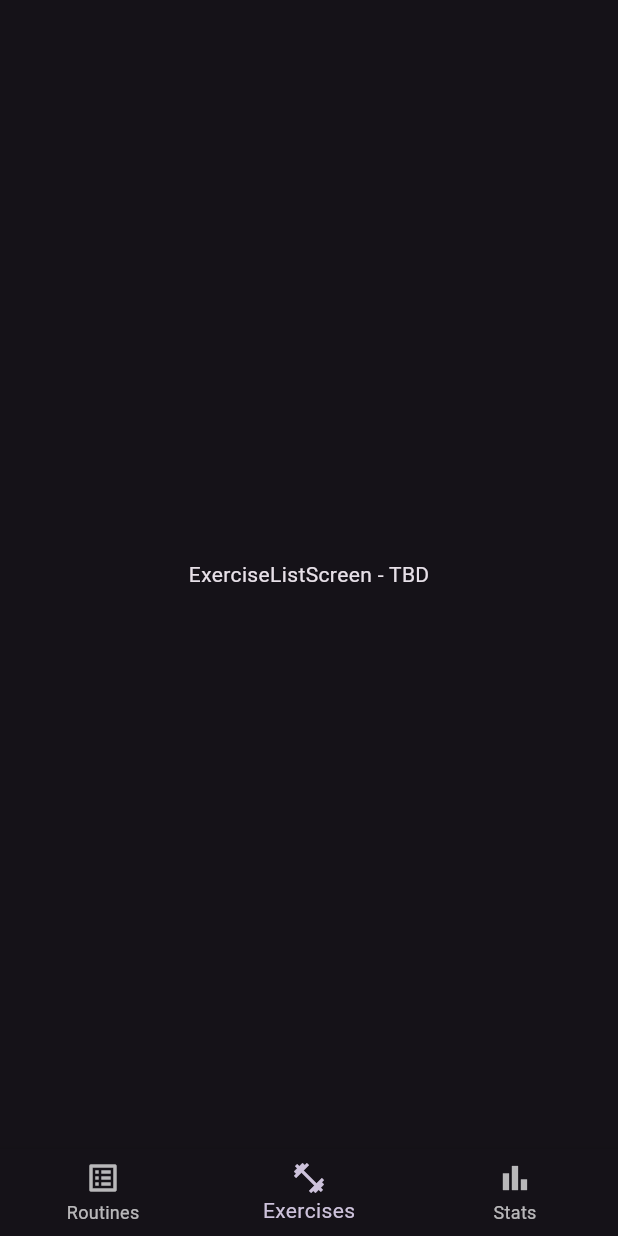
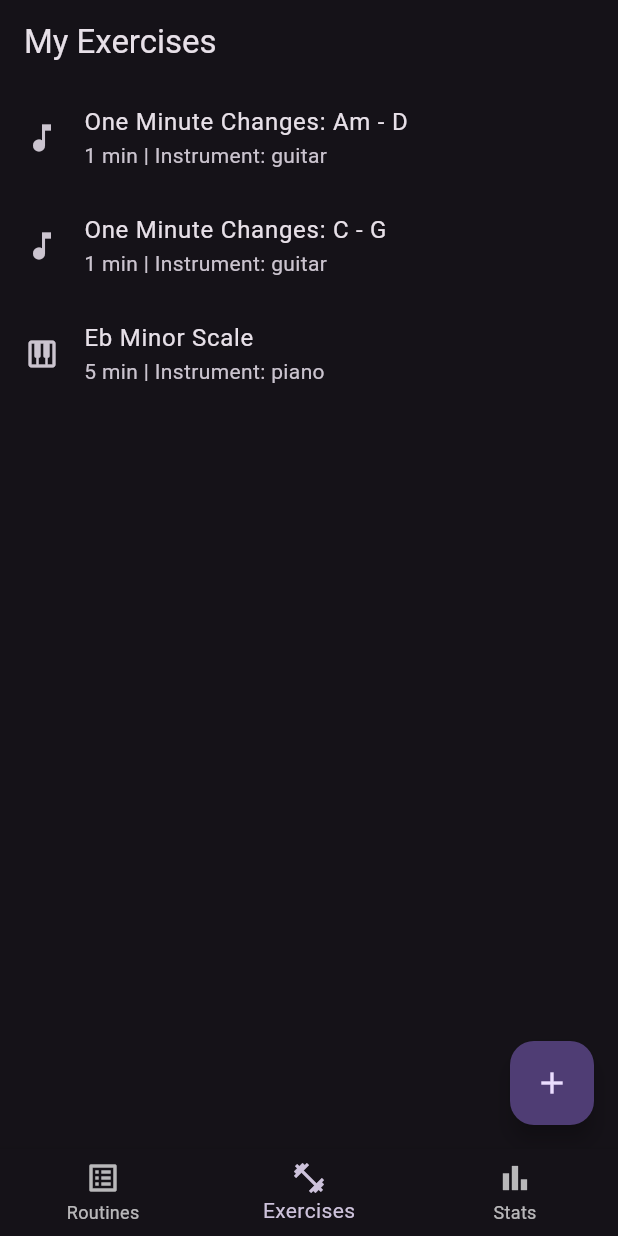
Before and after one commit to BBualdo/instrumental-practice-app, a Flutter app: the screen it shows after launch, item 2 of the bottom bar chosen, on a phone screen of 412 x 824 dp. Run offline on Flutter 3.47's test engine with Material 3 defaults, Android fonts, the phone set to English and light mode, and no system bars; our stand-ins replace audioplayers.

Commit message:
Added ExerciseListScreen with exercise management functionality and integrated it into MainScreen. Made AddExerciseScreen parameter adjustments and improved form input handling for optional fields.

```diff
--- /dev/null
+++ b/lib/screens/exercise_list_screen.dart
@@ -0,0 +1,66 @@
+import 'package:flutter/material.dart';
+import 'package:instrumental/screens/add_exercise_screen.dart';
+import 'package:provider/provider.dart';
+import 'package:instrumental/providers/practice_provider.dart';
+
+class ExerciseListScreen extends StatelessWidget {
+  const ExerciseListScreen({super.key});
+
+  @override
+  Widget build(BuildContext context) {
+    final provider = context.watch<PracticeProvider>();
+    final exercises = provider.activeExercises;
+
+    return Scaffold(
+      appBar: AppBar(title: const Text('My Exercises')),
+      body: exercises.isEmpty
+          ? Center(child: Text('No exercises yet. Add your first!'))
+          : ListView.builder(
+              itemCount: exercises.length,
+              itemBuilder: (context, index) {
+                final exercise = exercises[index];
+
+                return Dismissible(
+                  key: ValueKey(exercise.id),
+                  direction: DismissDirection.endToStart,
+                  background: Container(
+                    color: Colors.red.withValues(alpha: 0.2),
+                    alignment: Alignment.centerRight,
+                    padding: const EdgeInsets.only(right: 20),
+                    child: const Icon(Icons.archive, color: Colors.white),
+                  ),
+                  onDismissed: (direction) {
+                    context.read<PracticeProvider>().archiveExercise(
+                      exercise.id,
+                    );
+
+                    ScaffoldMessenger.of(context).showSnackBar(
+                      SnackBar(
+                        content: Text('${exercise.title} has been archived.'),
+                      ),
+                    );
+                  },
+                  child: ListTile(
+                    leading: Icon(
+                      exercise.instrument.name == 'piano'
+                          ? Icons.piano
+                          : Icons.music_note,
+                    ),
+                    title: Text(exercise.title),
+                    subtitle: Text(
+                      '${exercise.durationMinutes} min | Instrument: ${exercise.instrument.name}',
+                    ),
+                  ),
+                );
+              },
+            ),
+      floatingActionButton: FloatingActionButton(
+        onPressed: () => Navigator.push(
+          context,
+          MaterialPageRoute(builder: (context) => const AddExerciseScreen()),
+        ),
+        child: const Icon(Icons.add),
+      ),
+    );
+  }
+}
--- a/lib/screens/main_screen.dart
+++ b/lib/screens/main_screen.dart
@@ -1,4 +1,5 @@
 import 'package:flutter/material.dart';
+import 'package:instrumental/screens/exercise_list_screen.dart';
 import 'package:instrumental/screens/routine_list_screen.dart';
 
 class MainScreen extends StatefulWidget {
@@ -13,7 +14,7 @@ class _MainScreenState extends State<MainScreen> {
 
   final List<Widget> _screens = [
     const RoutineListScreen(),
-    const Center(child: Text('ExerciseListScreen - TBD')),
+    const ExerciseListScreen(),
     const Center(child: Text('StatisticsScreen - TBD')),
   ];
 
```
Also changed, not shown: lib/screens/add_exercise_screen.dart (+4 -6 lines).
